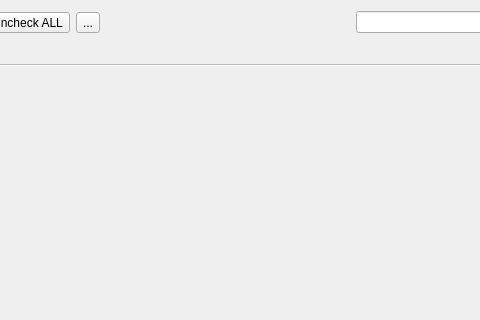
Qt form ui/KeyList.ui (saturneric/GpgFrontend) before a commit; both pictures show x 400 to 880 and y 0 to 320 of the 1016 by 856 pixel window.
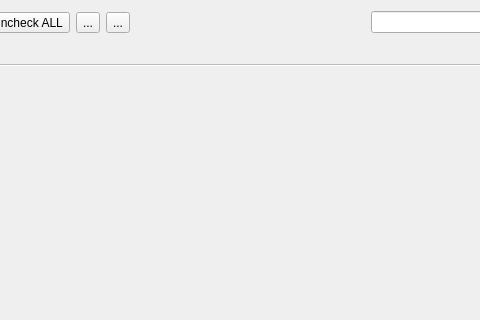
The same form after that commit. Icons and pictures are not drawn.

Commit message: feat: support key groups

Diff of the .ui file:
```diff
--- a/ui/KeyList.ui
+++ b/ui/KeyList.ui
@@ -142,6 +142,17 @@
             </property>
            </widget>
           </item>
+          <item>
+           <widget class="QToolButton" name="keyGroupButton">
+            <property name="text">
+             <string>...</string>
+            </property>
+            <property name="icon">
+             <iconset resource="../gpgfrontend.qrc">
+              <normaloff>:/icons/key-group.png</normaloff>:/icons/key-group.png</iconset>
+            </property>
+           </widget>
+          </item>
           <item>
            <spacer name="horizontalSpacer">
             <property name="orientation">
```
The commit also changes 118 other files.
